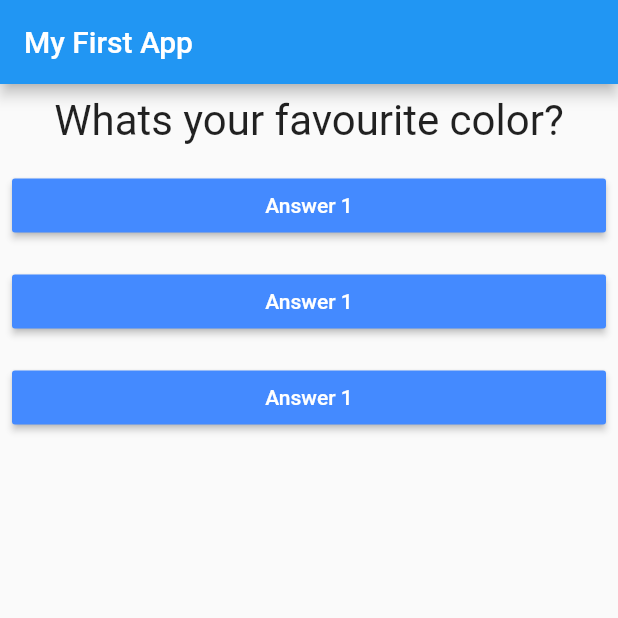
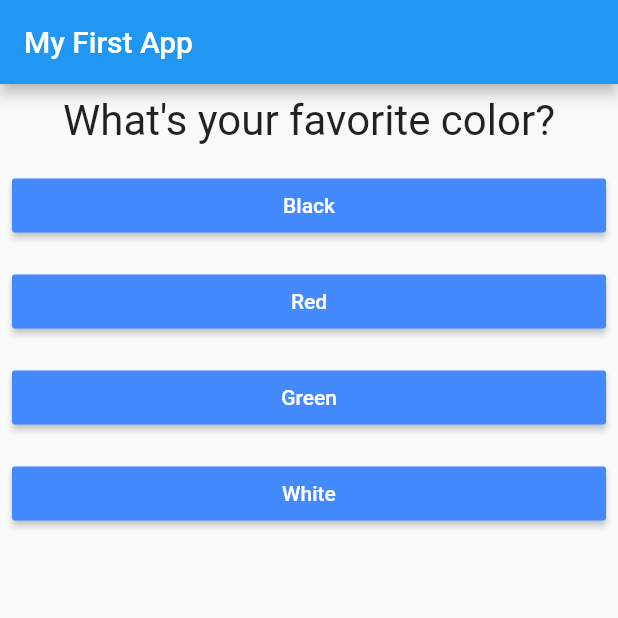
Before and after one commit to sadewa25/Basic_Flutter, a Flutter app: the screen it shows after launch, on a phone screen of 412 x 824 dp, the top half of it. Run offline on Flutter 3.47's test engine with Material 2 defaults, Android fonts, the phone set to English and light mode, and no system bars.

Commit message:
-> Basic Apps Finish

```diff
--- a/lib/answer.dart
+++ b/lib/answer.dart
@@ -14,6 +14,6 @@ class Answer extends StatelessWidget {
       child: RaisedButton(onPressed: selectHandler,
           color: Colors.blueAccent,
           textColor: Colors.white,
-          child: Text('Answer 1')),);
+          child: Text(answerText)),);
   }
 }
--- a/lib/main.dart
+++ b/lib/main.dart
@@ -14,8 +14,18 @@ class MyApp extends StatefulWidget {
 
 class _MyAppState extends State<MyApp> {
   var _index = 0;
+  var _totalScore = 0;
 
-  void _sampelAnswer() {
+  void _resetQuiz() {
+    setState(() {
+      _index = 0;
+      _totalScore = 0;
+    });
+  }
+
+  void _sampelAnswer(int score) {
+    _totalScore += score;
+
     setState(() {
       _index += 1;
     });
@@ -28,17 +38,32 @@ class _MyAppState extends State<MyApp> {
 
   final sampelObjects = [
     {
-      'questionText': 'Whats your favourite color?',
-      'answers': ['Black', 'Red', 'White']
+      'questionText': 'What\'s your favorite color?',
+      'answers': [
+        {'text': 'Black', 'score': 10},
+        {'text': 'Red', 'score': 5},
+        {'text': 'Green', 'score': 3},
+        {'text': 'White', 'score': 1},
+      ],
     },
     {
-      'questionText': 'Whats your favourite animal?',
-      'answers': ['Cat', 'Dog', 'Turtle']
+      'questionText': 'What\'s your favorite animal?',
+      'answers': [
+        {'text': 'Rabbit', 'score': 3},
+        {'text': 'Snake', 'score': 11},
+        {'text': 'Elephant', 'score': 5},
+        {'text': 'Lion', 'score': 9},
+      ],
     },
     {
-      'questionText': 'Whats your favourite jobs?',
-      'answers': ['Manager', 'Director', 'Commissioner']
-    }
+      'questionText': 'Who\'s your favorite instructor?',
+      'answers': [
+        {'text': 'Max', 'score': 1},
+        {'text': 'Max', 'score': 1},
+        {'text': 'Max', 'score': 1},
+        {'text': 'Max', 'score': 1},
+      ],
+    },
   ];
 
   @override
@@ -51,9 +76,8 @@ class _MyAppState extends State<MyApp> {
           ? Quiz(
               sampelAnswer: _sampelAnswer,
               sampelObjects: sampelObjects,
-              index: _index
-            )
-          : Result(),
+              index: _index)
+          : Result(_totalScore, _resetQuiz),
     ));
   }
 }
--- a/lib/quiz.dart
+++ b/lib/quiz.dart
@@ -1,18 +1,17 @@
 import 'package:flutter/material.dart';
 
+import 'answer.dart';
 import 'question.dart';
-import 'answer.dart';
 
 class Quiz extends StatelessWidget {
-
   final List<Map<String, Object>> sampelObjects;
   final int index;
   final Function sampelAnswer;
 
-  Quiz({
-    @required this.sampelObjects,
-    @required this.sampelAnswer,
-    @required this.index});
+  Quiz(
+      {@required this.sampelObjects,
+      @required this.sampelAnswer,
+      @required this.index});
 
   @override
   Widget build(BuildContext context) {
@@ -20,9 +19,11 @@ class Quiz extends StatelessWidget {
     return Column(
       children: [
         Question(sampelObjects[index]['questionText']),
-        ...(sampelObjects[index]['answers'] as List<String>).map((answer) {
-          return Answer(sampelAnswer, answer);
+        ...(sampelObjects[index]['answers'] as List<Map<String, Object>>)
+            .map((answer) {
+          return Answer(() => sampelAnswer(answer['score']), answer['text']);
         }).toList()
       ],
     );
-  }}
+  }
+}
```
Also changed, not shown: lib/result.dart (+32 -1 lines).
